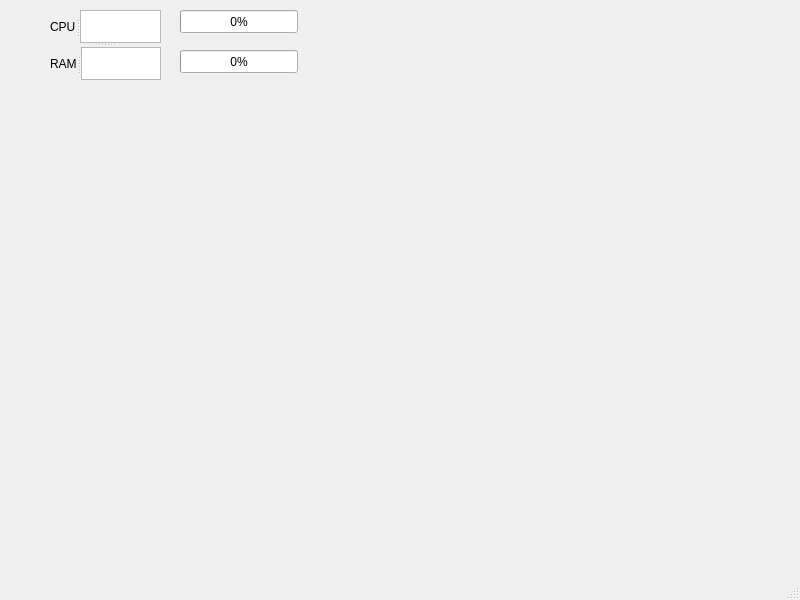
Qt form mainwindow.ui (ElderPolokus/PC_resources) before a commit.
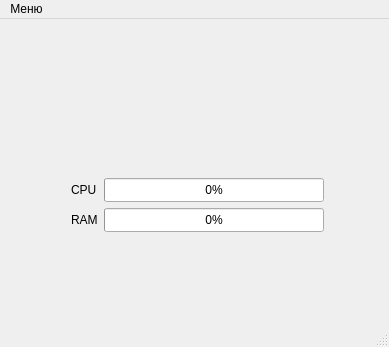
The same form after that commit. Icons and pictures are not drawn.

Diff of the .ui file:
```diff
--- a/mainwindow.ui
+++ b/mainwindow.ui
@@ -6,93 +6,136 @@
    <rect>
     <x>0</x>
     <y>0</y>
-    <width>800</width>
-    <height>600</height>
+    <width>389</width>
+    <height>347</height>
    </rect>
   </property>
   <property name="windowTitle">
    <string>MainWindow</string>
   </property>
   <widget class="QWidget" name="centralwidget">
-   <widget class="QSplitter" name="splitter_3">
-    <property name="geometry">
-     <rect>
-      <x>50</x>
-      <y>10</y>
-      <width>111</width>
-      <height>71</height>
-     </rect>
+   <layout class="QVBoxLayout" name="verticalLayout">
+    <property name="spacing">
+     <number>12</number>
     </property>
-    <property name="orientation">
-     <enum>Qt::Vertical</enum>
+    <property name="bottomMargin">
+     <number>9</number>
     </property>
-    <widget class="QSplitter" name="splitter">
-     <property name="orientation">
-      <enum>Qt::Horizontal</enum>
-     </property>
-     <widget class="QLabel" name="label">
+    <item>
+     <widget class="QLabel" name="image">
+      <property name="minimumSize">
+       <size>
+        <width>140</width>
+        <height>120</height>
+       </size>
+      </property>
       <property name="text">
-       <string>CPU</string>
+       <string/>
       </property>
-     </widget>
-     <widget class="QTextEdit" name="textEdit">
-      <property name="readOnly">
-       <bool>true</bool>
+      <property name="pixmap">
+       <pixmap resource="resource.qrc">:/resources/img/pngwing.com.png</pixmap>
       </property>
-     </widget>
-    </widget>
-    <widget class="QSplitter" name="splitter_2">
-     <property name="orientation">
-      <enum>Qt::Horizontal</enum>
-     </property>
-     <widget class="QLabel" name="label_2">
-      <property name="text">
-       <string>RAM</string>
+      <property name="alignment">
+       <set>Qt::AlignCenter</set>
       </property>
-     </widget>
-     <widget class="QTextEdit" name="textEdit_2">
-      <property name="readOnly">
-       <bool>true</bool>
+      <property name="margin">
+       <number>0</number>
       </property>
      </widget>
-    </widget>
-   </widget>
-   <widget class="QProgressBar" name="progressBar">
-    <property name="geometry">
-     <rect>
-      <x>180</x>
-      <y>10</y>
-      <width>118</width>
-      <height>23</height>
-     </rect>
-    </property>
-    <property name="value">
-     <number>0</number>
-    </property>
-   </widget>
-   <widget class="QProgressBar" name="progressBar_2">
-    <property name="geometry">
-     <rect>
-      <x>180</x>
-      <y>50</y>
-      <width>118</width>
-      <height>23</height>
-     </rect>
-    </property>
-    <property name="value">
-     <number>0</number>
-    </property>
-   </widget>
+    </item>
+    <item>
+     <layout class="QFormLayout" name="formLayout">
+      <property name="labelAlignment">
+       <set>Qt::AlignHCenter|Qt::AlignTop</set>
+      </property>
+      <property name="formAlignment">
+       <set>Qt::AlignHCenter|Qt::AlignTop</set>
+      </property>
+      <property name="horizontalSpacing">
+       <number>6</number>
+      </property>
+      <property name="verticalSpacing">
+       <number>6</number>
+      </property>
+      <item row="0" column="0">
+       <widget class="QLabel" name="label">
+        <property name="text">
+         <string>CPU</string>
+        </property>
+       </widget>
+      </item>
+      <item row="0" column="1">
+       <widget class="QProgressBar" name="progressBar">
+        <property name="minimumSize">
+         <size>
+          <width>100</width>
+          <height>24</height>
+         </size>
+        </property>
+        <property name="maximumSize">
+         <size>
+          <width>220</width>
+          <height>24</height>
+         </size>
+        </property>
+        <property name="value">
+         <number>0</number>
+        </property>
+       </widget>
+      </item>
+      <item row="1" column="0">
+       <widget class="QLabel" name="label_2">
+        <property name="text">
+         <string>RAM</string>
+        </property>
+       </widget>
+      </item>
+      <item row="1" column="1">
+       <widget class="QProgressBar" name="progressBar_2">
+        <property name="minimumSize">
+         <size>
+          <width>100</width>
+          <height>24</height>
+         </size>
+        </property>
+        <property name="maximumSize">
+         <size>
+          <width>220</width>
+          <height>24</height>
+         </size>
+        </property>
+        <property name="value">
+         <number>0</number>
+        </property>
+       </widget>
+      </item>
+     </layout>
+    </item>
+   </layout>
   </widget>
   <widget class="QMenuBar" name="menubar">
    <property name="geometry">
     <rect>
      <x>0</x>
      <y>0</y>
-     <width>800</width>
+     <width>389</width>
      <height>22</height>
     </rect>
    </property>
+   <widget class="QMenu" name="menu">
+    <property name="title">
+     <string>Меню</string>
+    </property>
+    <widget class="QMenu" name="menu_2">
+     <property name="title">
+      <string>Выбрать картинку</string>
+     </property>
+     <addaction name="action_2"/>
+     <addaction name="action_3"/>
+    </widget>
+    <addaction name="menu_2"/>
+   </widget>
+   <addaction name="menu"/>
   </widget>
   <widget class="QStatusBar" name="statusbar"/>
  </widget>
```
Left out of the diff: 14 changed lines with no effect on the pictures.
